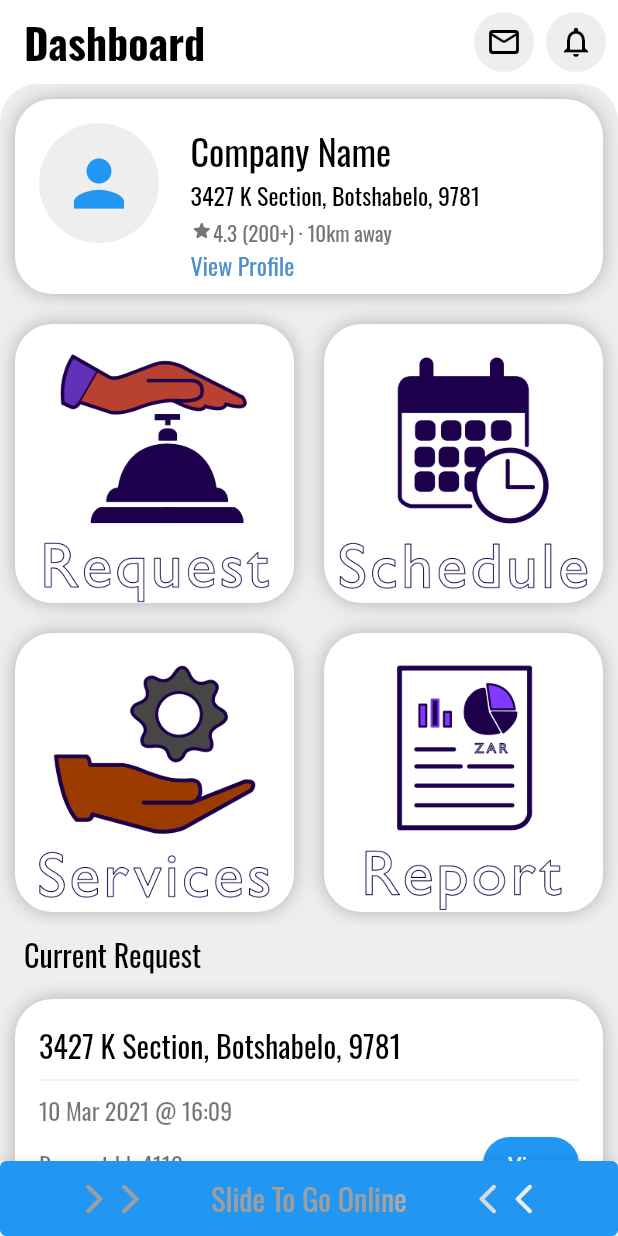
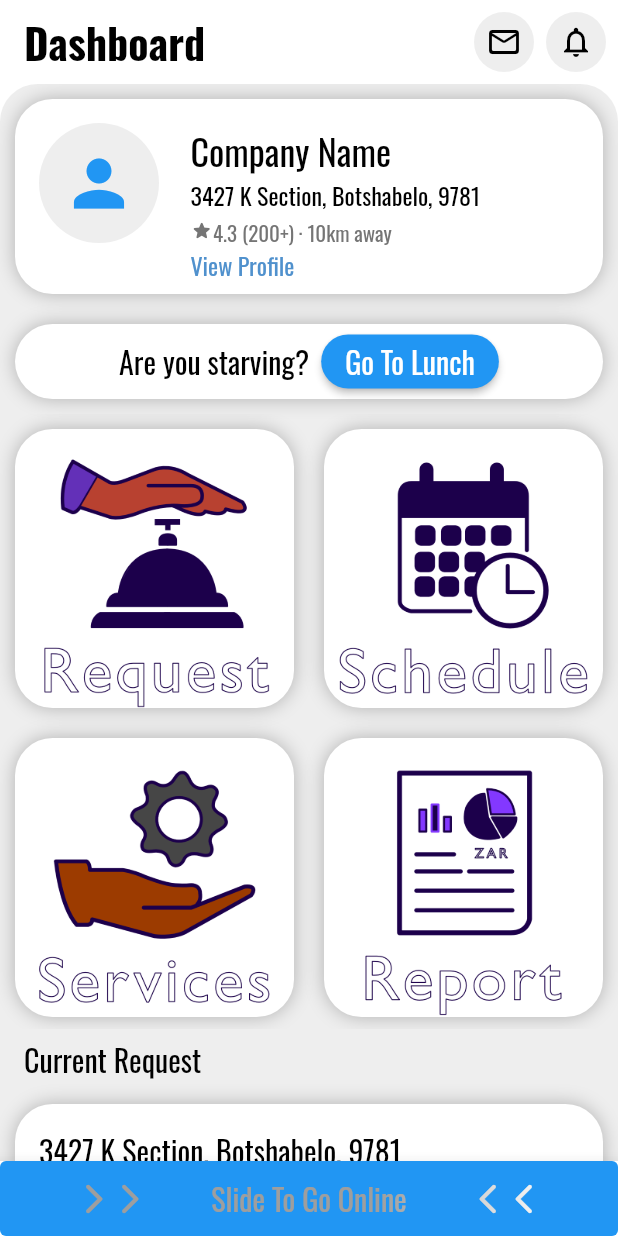
Before and after one commit to iwmakhupane12/touch_point_click_service_provider, a Flutter app: the screen it shows after launch, on a phone screen of 412 x 824 dp. Run offline on Flutter 3.47's test engine with Material 2 defaults, Android fonts, the phone set to English and light mode, and no system bars; drawn by our look-alikes of sticky_headers; our stand-ins replace google_fonts, table_calendar; missing offline and left inert: country_calling_code_picker.

Commit message:
Add calendar, and some widgets to set schedule

```diff
--- a/touch_point_click_service_provider/lib/src/appUsedStylesSizes/appIconsUsed.dart
+++ b/touch_point_click_service_provider/lib/src/appUsedStylesSizes/appIconsUsed.dart
@@ -113,6 +113,12 @@ class AppIconsUsed {
     color: Colors.blue,
   );
 
+  static Icon scheduleTime = Icon(
+    Icons.access_time_rounded,
+    size: 30,
+    color: Colors.red,
+  );
+
   static Icon arrivalNote = Icon(
     Icons.notes_rounded,
     size: 30,
@@ -124,4 +130,28 @@ class AppIconsUsed {
     size: 24,
     color: Colors.white,
   );
+
+  static Icon scheduleAddIcon = Icon(
+    Icons.add_rounded,
+    size: 30,
+    color: Colors.white,
+  );
+
+  static Icon deleteIcon = Icon(
+    Icons.delete,
+    size: 24,
+    color: Colors.red,
+  );
+
+  static Icon editIcon = Icon(
+    Icons.edit,
+    size: 24,
+    color: Colors.blue,
+  );
+
+  static Icon lunchTimeIcon = Icon(
+    Icons.lunch_dining,
+    size: 24,
+    color: Colors.black,
+  );
 }
--- a/touch_point_click_service_provider/lib/src/components/utilWidget.dart
+++ b/touch_point_click_service_provider/lib/src/components/utilWidget.dart
@@ -13,6 +13,23 @@ class UtilWidget {
         topRight: Radius.circular(25.0),
       ),
       child: bodyContainer,
+    );
+  }
+
+  static Widget baseCard(double height, Widget displayWidget) {
+    return Container(
+      height: height,
+      margin: EdgeInsets.all(10),
+      decoration: BoxDecoration(
+          color: Colors.white,
+          boxShadow: [
+            BoxShadow(
+              blurRadius: 10,
+              color: Colors.black26, //Color(0x802196F3),
+            )
+          ],
+          borderRadius: BorderRadius.circular(25)),
+      child: displayWidget,
     );
   }
 
@@ -99,4 +116,13 @@ class UtilWidget {
       content: content,
     );
   }
+
+  static ButtonStyle buttonStyle = ButtonStyle(
+    backgroundColor: MaterialStateProperty.all<Color>(Colors.blue),
+    shape: MaterialStateProperty.all<OutlinedBorder>(
+      RoundedRectangleBorder(
+        borderRadius: BorderRadius.circular(50),
+      ),
+    ),
+  );
 }
--- a/touch_point_click_service_provider/lib/src/screens/home.dart
+++ b/touch_point_click_service_provider/lib/src/screens/home.dart
@@ -30,7 +30,8 @@ OnlineOfflineAppBar onlineOfflineAppBar;
 class _HomeState extends State<Home> {
   FontWeight bold = FontWeight.bold;
   FontWeight normal = FontWeight.normal;
-  Color color = Colors.black;
+  Color black = Colors.black;
+  Color white = Colors.white;
   final String currentRequests = "Current Request";
   final String pendingRequests = "Pending Request(s)";
 
@@ -53,7 +54,7 @@ class _HomeState extends State<Home> {
         elevation: 0.0,
         title: Text(
           "Dashboard",
-          style: AppTextStyles.normalLarge(bold, color),
+          style: AppTextStyles.normalLarge(bold, black),
         ),
         actions: [
           messageNotif(),
@@ -64,6 +65,8 @@ class _HomeState extends State<Home> {
         ListView(
           children: [
             Container(height: 150, child: homeProfile()),
+            UtilWidget.baseCard(
+                50, lunchBtn()), //Check if user is online, if yes, display
             dashGrid(),
             UtilWidget.stickyHeader(
               currentRequests,
@@ -190,7 +193,7 @@ class _HomeState extends State<Home> {
         width: 50,
         margin: EdgeInsets.all(10),
         decoration: BoxDecoration(
-          color: Colors.white,
+          color: white,
           boxShadow: [
             BoxShadow(
               blurRadius: 10,
@@ -212,19 +215,9 @@ class _HomeState extends State<Home> {
       onTap: () {
         navToScreen("profile");
       },
-      child: Container(
-        margin: EdgeInsets.all(10),
-        decoration: BoxDecoration(
-            color: Colors.white,
-            boxShadow: [
-              BoxShadow(
-                blurRadius: 10,
-                color: Colors.black26, //Color(0x802196F3),
-              )
-            ],
-            borderRadius: BorderRadius.circular(25)),
-        height: 50,
-        child: Padding(
+      child: UtilWidget.baseCard(
+        50,
+        Padding(
           padding: const EdgeInsets.all(16.0),
           child: Flex(
             direction: Axis.horizontal,
@@ -275,6 +268,30 @@ class _HomeState extends State<Home> {
           ),
         ),
       ),
+    );
+  }
+
+  Widget lunchBtn() {
+    return Row(
+      mainAxisAlignment: MainAxisAlignment.center,
+      children: [
+        Text(
+          "Are you starving?",
+          style: AppTextStyles.normalBlack(normal, black),
+          overflow: TextOverflow.ellipsis,
+        ),
+        Padding(
+          padding: const EdgeInsets.only(left: 8.0),
+          child: ElevatedButton(
+            onPressed: () {},
+            style: UtilWidget.buttonStyle,
+            child: Text(
+              "Go To Lunch",
+              style: AppTextStyles.normalBlack(normal, white),
+            ),
+          ),
+        ),
+      ],
     );
   }
 
--- a/touch_point_click_service_provider/pubspec.yaml
+++ b/touch_point_click_service_provider/pubspec.yaml
@@ -34,6 +34,8 @@ dependencies:
   email_validator: ^1.0.6
   sticky_headers: ^0.1.8+1
   intl: ^0.17.0
+  table_calendar: ^2.3.3
+  date_range_picker: ^1.0.5
 
 dev_dependencies:
   flutter_test:
```
Also changed, not shown: touch_point_click_service_provider/lib/src/screens/schedule.dart (+9 -27 lines), touch_point_click_service_provider/lib/src/screens/schedules.dart (added, +173 -0 lines), touch_point_click_service_provider/lib/src/screens/setSchedule.dart (added, +183 -0 lines), touch_point_click_service_provider/lib/src/screens/toDoList.dart (added, +35 -0 lines), touch_point_click_service_provider/pubspec.lock.
